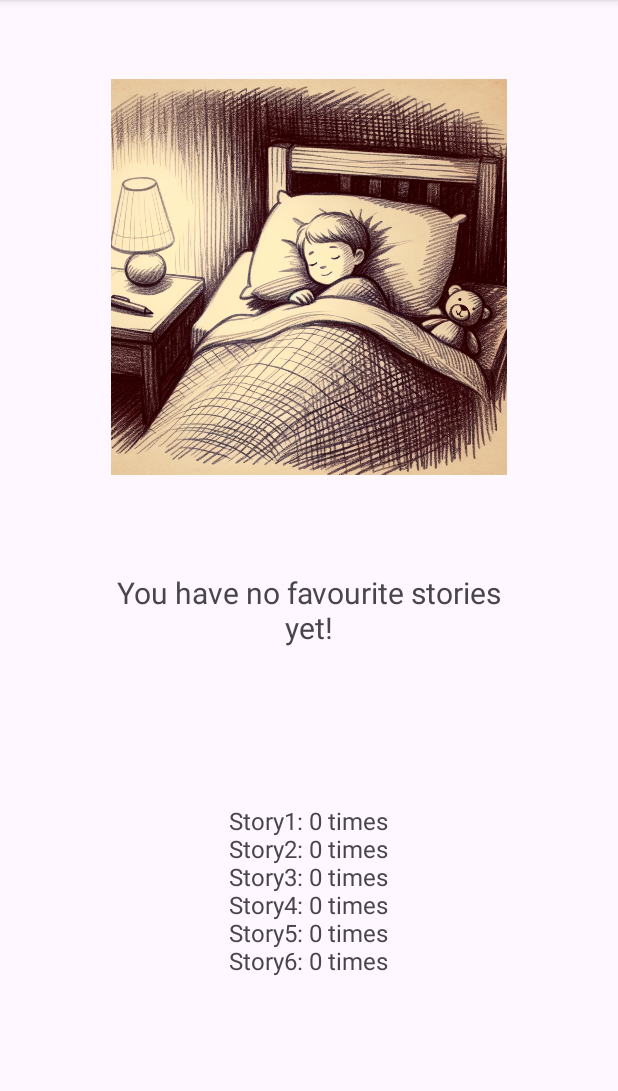
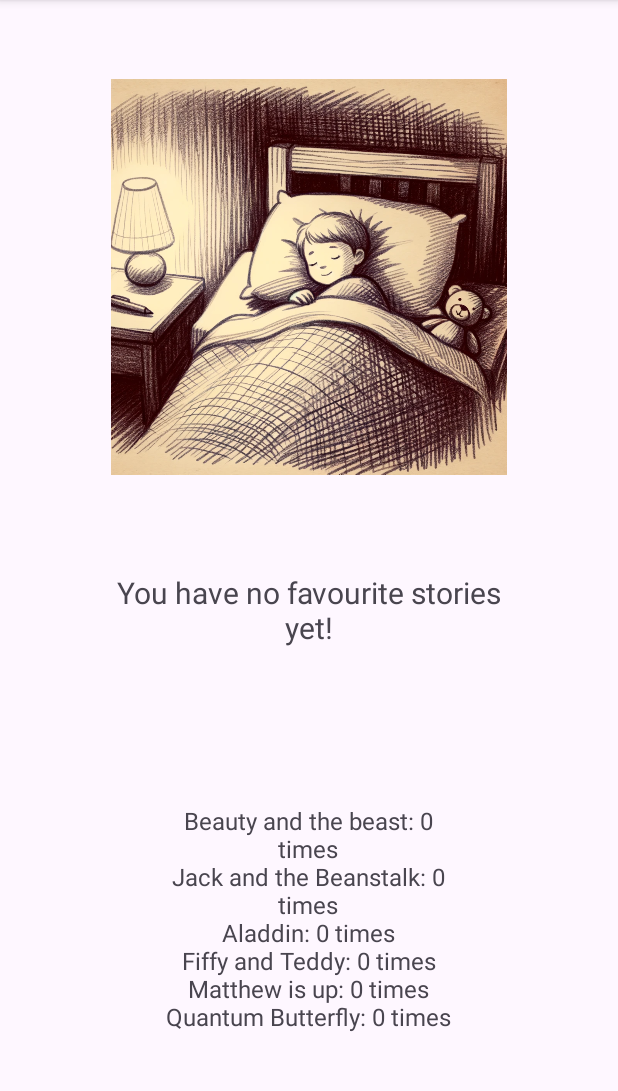
Before and after one commit to tassosant/telikh_ergasia, an Android app: the StatisticsActivity screen opened directly, with no data from a screen before it, on a phone screen of 412 x 824 dp, the part 96-1187 px from its top. Run offline under Robolectric (Android 15) with nearby library versions, the phone set to English and light mode, and no system bars.

Commit message:
corections in strings

```diff
--- a/app/src/main/java/com/unipi/tantoniou/telikh_ergasia/activities/dynamic/StatisticsActivity.java
+++ b/app/src/main/java/com/unipi/tantoniou/telikh_ergasia/activities/dynamic/StatisticsActivity.java
@@ -54,7 +54,7 @@ public class StatisticsActivity extends CustomMenuActivity {
         StringBuffer text = new StringBuffer();
 
         for (String key : statistics.keySet()) {
-            text.append(key + ": " + statistics.get(key)+" times\n");
+            text.append(getTitle(key) + ": " + statistics.get(key)+" times\n");
         }
         textView.setText(text);
         String favourite = getFavourite(statistics);
@@ -74,7 +74,32 @@ public class StatisticsActivity extends CustomMenuActivity {
         if (max==0){
             return maxSt;
         }
-        return "Your favourite story is: "+ maxSt + "\nYou have heard it " + max+" times!";
+        return "Your favourite story is: "+ getTitle(maxSt) + "\nYou have heard it " + max+" times!";
+    }
+
+    public String getTitle(String story){
+        switch (story){
+            case "Story1":
+                return "Beauty and the beast";
+
+            case "Story2":
+                return "Jack and the Beanstalk";
+
+            case "Story3":
+                return "Aladdin";
+
+            case "Story4":
+                return "Fiffy and Teddy";
+
+            case "Story5":
+                return "Matthew is up";
+
+            case "Story6":
+                return "Quantum Butterfly";
+
+            default:
+                return "";
+        }
     }
 
 }
--- a/app/src/main/res/layout/activity_main.xml
+++ b/app/src/main/res/layout/activity_main.xml
@@ -41,7 +41,7 @@
             android:id="@+id/textViewFairyTales"
             android:layout_width="272dp"
             android:layout_height="76dp"
-            android:text="Welcome to audio Fairy Tales"
+            android:text="@string/welcome"
             android:textAlignment="center"
             android:textSize="30sp"
             app:layout_constraintBottom_toBottomOf="parent"
--- a/app/src/main/res/layout/activity_main1.xml
+++ b/app/src/main/res/layout/activity_main1.xml
@@ -100,7 +100,7 @@
             android:layout_height="56dp"
             android:layout_marginBottom="60dp"
             android:onClick="getStory6"
-            android:text="Quantum Butterfly"
+            android:text="@string/butterfly"
             app:layout_constraintBottom_toBottomOf="parent"
             app:layout_constraintEnd_toEndOf="parent"
             app:layout_constraintHorizontal_bias="1.0"
--- a/app/src/main/res/values/strings.xml
+++ b/app/src/main/res/values/strings.xml
@@ -10,6 +10,7 @@
     <string name="fairy_tales">Fairy Tales</string>
     <string name="home">Home</string>
     <string name="statistics">Statistics</string>
-
+    <string name="welcome">Welcome to audio Fairy Tails</string>
+    <string name="butterfly">Quantum Butterfly</string>
 
 </resources>
```
Also changed, not shown: 2 other files.
